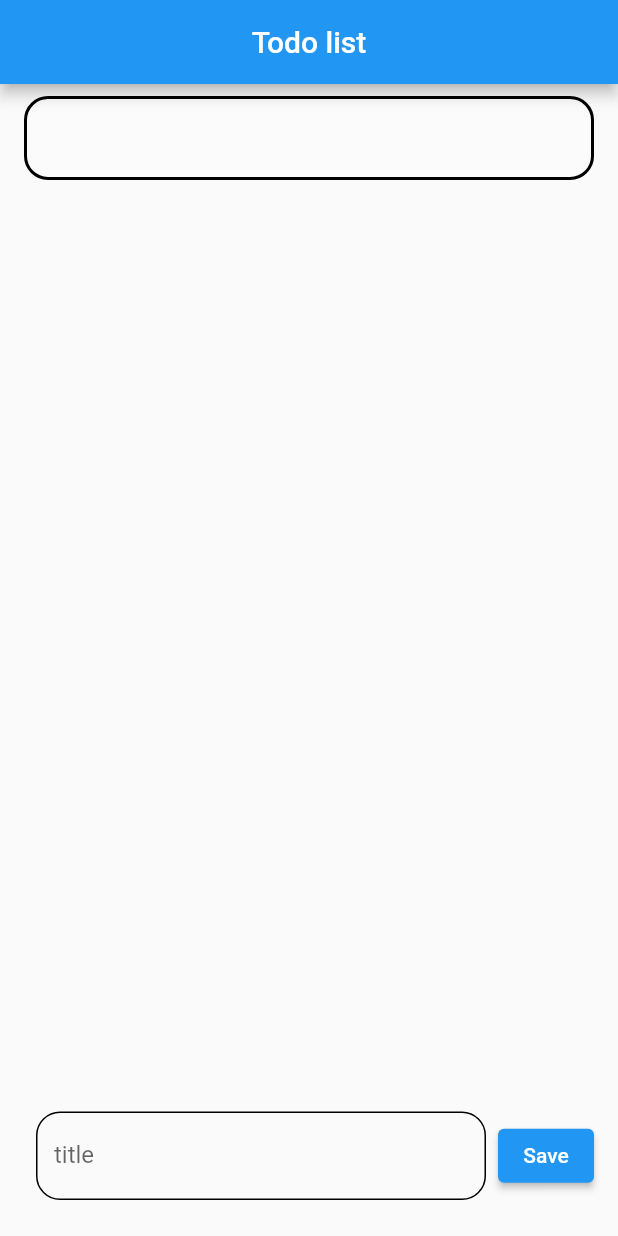
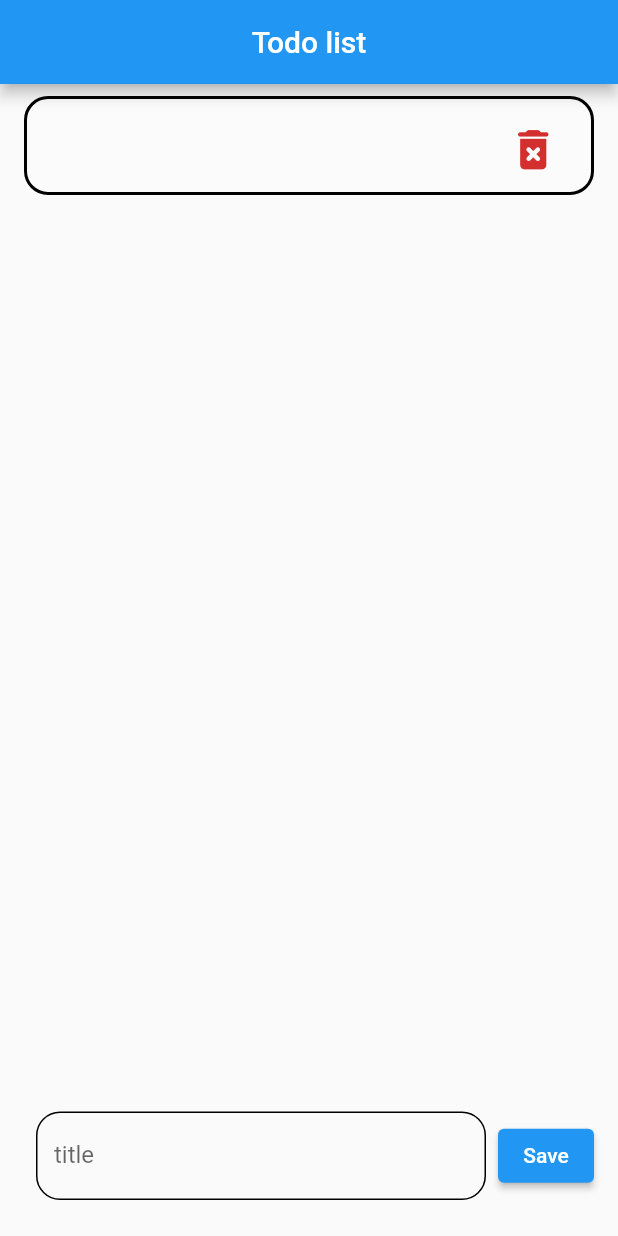
Before and after one commit to CaptenSepp/todo_list, a Flutter app: the screen it shows after launch, after a tap on "Save", on a phone screen of 412 x 824 dp. Run offline on Flutter 3.47's test engine with Material 2 defaults, Android fonts, the phone set to English and light mode, and no system bars.

Commit message:
feat(app) remove todo functionality and connect it with UI

```diff
--- a/lib/src/modules/home/components/todo_component.dart
+++ b/lib/src/modules/home/components/todo_component.dart
@@ -2,12 +2,16 @@ import 'package:flutter/material.dart';
 
 class TodoComponent extends StatelessWidget {
   final String title;
+  final int index;
   final void Function()? onTap;
+  final void Function(int index)? onDelete;
 
   const TodoComponent({
     Key? key,
     required this.title,
+    required this.index,
     this.onTap,
+    this.onDelete,
   }) : super(key: key);
 
   @override
@@ -19,7 +23,7 @@ class TodoComponent extends StatelessWidget {
         borderRadius: BorderRadius.circular(16),
         child: Container(
           padding: const EdgeInsets.symmetric(vertical: 8, horizontal: 16),
-          height: 56,
+          height: 66,
           decoration: BoxDecoration(
             borderRadius: BorderRadius.circular(16),
             color: Colors.white10,
@@ -29,6 +33,7 @@ class TodoComponent extends StatelessWidget {
             ),
           ),
           child: Row(
+            mainAxisAlignment: MainAxisAlignment.spaceBetween,
             children: [
               Text(
                 title,
@@ -36,7 +41,15 @@ class TodoComponent extends StatelessWidget {
                   fontSize: 16,
                   fontWeight: FontWeight.w700,
                 ),
-              )
+              ),
+              IconButton(
+                onPressed: () => onDelete?.call(index),
+                icon: Icon(
+                  Icons.delete_forever_rounded,
+                  color: Theme.of(context).errorColor,
+                  size: 35,
+                ),
+              ),
             ],
           ),
         ),
--- a/lib/src/modules/home/pages/home_page.dart
+++ b/lib/src/modules/home/pages/home_page.dart
@@ -33,7 +33,9 @@ class _HomePage extends StatelessWidget {
               itemCount: provider.todos.length,
               itemBuilder: (BuildContext context, int index) => TodoComponent(
                 title: provider.todos[index].title,
+                index: index,
                 onTap: () {},
+                onDelete: context.read<HomeProvider>().onDelete,
               ),
             ),
           ),
--- a/lib/src/modules/home/providers/home_provider.dart
+++ b/lib/src/modules/home/providers/home_provider.dart
@@ -8,9 +8,17 @@ class HomeProvider extends ChangeNotifier {
   void onSave() {
     String title = controller.text;
     todos.add(
-      TodoComponent(title: title),
+      TodoComponent(
+        title: title,
+        index: todos.length,
+      ),
     );
     controller.clear();
     notifyListeners();
   }
+
+  void onDelete(int index) {
+    todos.removeAt(index);
+    notifyListeners();
+  }
 }
```
